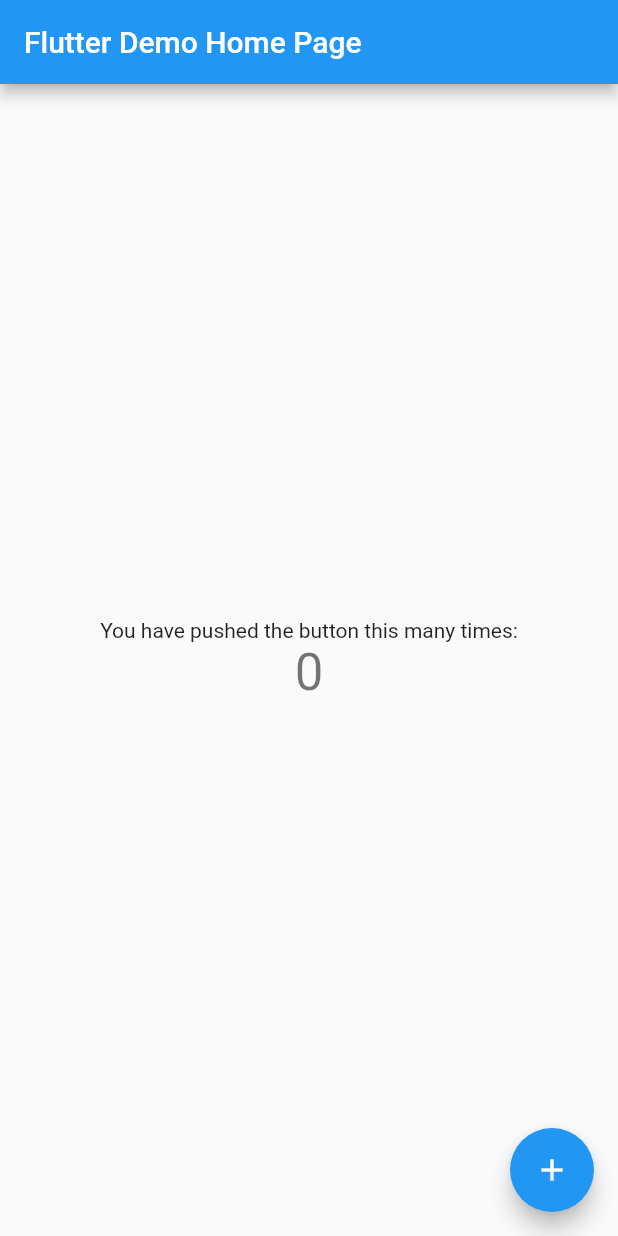
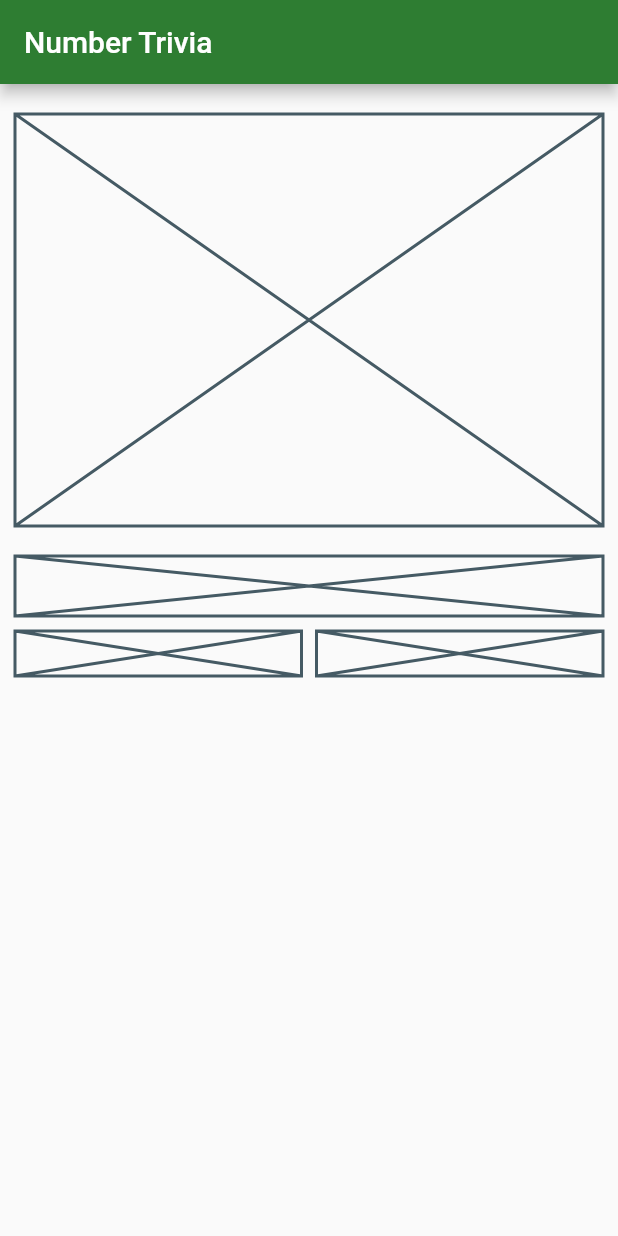
Before and after one commit to ggguille/flutter_number_trivia_app, a Flutter app: the screen it shows after launch, on a phone screen of 412 x 824 dp. Run offline on Flutter 3.47's test engine with Material 2 defaults, Android fonts, the phone set to English and light mode, and no system bars; our stand-ins replace dartz, data_connection_checker, equatable, flutter_bloc, get_it, shared_preferences.

Commit message:
Building Out the Content

```diff
--- a/lib/features/number_trivia/presentation/bloc/bloc.dart
+++ b/lib/features/number_trivia/presentation/bloc/bloc.dart
@@ -0,0 +1,3 @@
+export 'number_trivia_bloc.dart';
+export 'number_trivia_event.dart';
+export 'number_trivia_state.dart';
--- /dev/null
+++ b/lib/features/number_trivia/presentation/pages/number_trivia_page.dart
@@ -0,0 +1,61 @@
+import 'package:flutter/material.dart';
+import 'package:flutter_bloc/flutter_bloc.dart';
+import 'package:flutter_number_trivia_app/features/number_trivia/presentation/bloc/bloc.dart';
+import 'package:flutter_number_trivia_app/injection_container.dart';
+
+class NumberTriviaPage extends StatelessWidget {
+  @override
+  Widget build(BuildContext context) {
+    return Scaffold(
+      appBar: AppBar(
+        title: Text('Number Trivia'),
+      ),
+      body: buildBody(context),
+    );
+  }
+}
+
+BlocProvider<NumberTriviaBloc> buildBody(BuildContext context) {
+  return BlocProvider(
+      create: (_) => sl<NumberTriviaBloc>(),
+      child: Center(
+        child: Padding(
+          padding: const EdgeInsets.all(10),
+          child: Column(
+            children: <Widget>[
+              SizedBox(height: 10),
+              // Top half
+              Container(
+                // Third of the size of the screen
+                height: MediaQuery.of(context).size.height / 3,
+                // Message Text widgets / CircularLoadingIndicator
+                child: Placeholder(),
+              ),
+              SizedBox(height: 20),
+              // Bottom half
+              Column(
+                children: <Widget>[
+                  // TextField
+                  Placeholder(fallbackHeight: 40),
+                  SizedBox(height: 10),
+                  Row(
+                    children: <Widget>[
+                      Expanded(
+                        // Search concrete button
+                        child: Placeholder(fallbackHeight: 30),
+                      ),
+                      SizedBox(width: 10),
+                      Expanded(
+                        // Random button
+                        child: Placeholder(fallbackHeight: 30),
+                      )
+                    ],
+                  )
+                ],
+              )
+            ],
+          ),
+        ),
+      )
+  );
+}
--- a/lib/injection_container.dart
+++ b/lib/injection_container.dart
@@ -6,7 +6,7 @@ import 'package:flutter_number_trivia_app/features/number_trivia/data/datasource
 import 'package:flutter_number_trivia_app/features/number_trivia/data/datasources/number_trivia_remote_data_source.dart';
 import 'package:flutter_number_trivia_app/features/number_trivia/data/repositories/number_trivia_repository_impl.dart';
 import 'package:flutter_number_trivia_app/features/number_trivia/domain/repositories/number_trivia_repository.dart';
-import 'package:flutter_number_trivia_app/features/number_trivia/presentation/bloc/number_trivia_bloc.dart';
+import 'package:flutter_number_trivia_app/features/number_trivia/presentation/bloc/bloc.dart';
 import 'package:flutter_number_trivia_app/features/number_trivia/presentation/bloc/number_trivia_event.dart';
 import 'package:get_it/get_it.dart';
 import 'package:shared_preferences/shared_preferences.dart';
--- a/lib/main.dart
+++ b/lib/main.dart
@@ -1,4 +1,5 @@
 import 'package:flutter/material.dart';
+import 'package:flutter_number_trivia_app/features/number_trivia/presentation/pages/number_trivia_page.dart';
 import 'injection_container.dart' as di;
 
 void main() async {
@@ -11,109 +12,12 @@ class MyApp extends StatelessWidget {
   @override
   Widget build(BuildContext context) {
     return MaterialApp(
-      title: 'Flutter Demo',
+      title: 'Number Trivia',
       theme: ThemeData(
-        // This is the theme of your application.
-        //
-        // Try running your application with "flutter run". You'll see the
-        // application has a blue toolbar. Then, without quitting the app, try
-        // changing the primarySwatch below to Colors.green and then invoke
-        // "hot reload" (press "r" in the console where you ran "flutter run",
-        // or simply save your changes to "hot reload" in a Flutter IDE).
-        // Notice that the counter didn't reset back to zero; the application
-        // is not restarted.
-        primarySwatch: Colors.blue,
-        // This makes the visual density adapt to the platform that you run
-        // the app on. For desktop platforms, the controls will be smaller and
-        // closer together (more dense) than on mobile platforms.
-        visualDensity: VisualDensity.adaptivePlatformDensity,
+        primaryColor: Colors.green.shade800,
+        accentColor: Colors.green.shade600,
       ),
-      home: MyHomePage(title: 'Flutter Demo Home Page'),
+      home: NumberTriviaPage(),
     );
   }
 }
-
-class MyHomePage extends StatefulWidget {
-  MyHomePage({Key key, this.title}) : super(key: key);
-
-  // This widget is the home page of your application. It is stateful, meaning
-  // that it has a State object (defined below) that contains fields that affect
-  // how it looks.
-
-  // This class is the configuration for the state. It holds the values (in this
-  // case the title) provided by the parent (in this case the App widget) and
-  // used by the build method of the State. Fields in a Widget subclass are
-  // always marked "final".
-
-  final String title;
-
-  @override
-  _MyHomePageState createState() => _MyHomePageState();
-}
-
-class _MyHomePageState extends State<MyHomePage> {
-  int _counter = 0;
-
-  void _incrementCounter() {
-    setState(() {
-      // This call to setState tells the Flutter framework that something has
-      // changed in this State, which causes it to rerun the build method below
-      // so that the display can reflect the updated values. If we changed
-      // _counter without calling setState(), then the build method would not be
-      // called again, and so nothing would appear to happen.
-      _counter++;
-    });
-  }
-
-  @override
-  Widget build(BuildContext context) {
-    // This method is rerun every time setState is called, for instance as done
-    // by the _incrementCounter method above.
-    //
-    // The Flutter framework has been optimized to make rerunning build methods
-    // fast, so that you can just rebuild anything that needs updating rather
-    // than having to individually change instances of widgets.
-    return Scaffold(
-      appBar: AppBar(
-        // Here we take the value from the MyHomePage object that was created by
-        // the App.build method, and use it to set our appbar title.
-        title: Text(widget.title),
-      ),
-      body: Center(
-        // Center is a layout widget. It takes a single child and positions it
-        // in the middle of the parent.
-        child: Column(
-          // Column is also a layout widget. It takes a list of children and
-          // arranges them vertically. By default, it sizes itself to fit its
-          // children horizontally, and tries to be as tall as its parent.
-          //
-          // Invoke "debug painting" (press "p" in the console, choose the
-          // "Toggle Debug Paint" action from the Flutter Inspector in Android
-          // Studio, or the "Toggle Debug Paint" command in Visual Studio Code)
-          // to see the wireframe for each widget.
-          //
-          // Column has various properties to control how it sizes itself and
-          // how it positions its children. Here we use mainAxisAlignment to
-          // center the children vertically; the main axis here is the vertical
-          // axis because Columns are vertical (the cross axis would be
-          // horizontal).
-          mainAxisAlignment: MainAxisAlignment.center,
-          children: <Widget>[
-            Text(
-              'You have pushed the button this many times:',
-            ),
-            Text(
-              '$_counter',
-              style: Theme.of(context).textTheme.headline4,
-            ),
-          ],
-        ),
-      ),
-      floatingActionButton: FloatingActionButton(
-        onPressed: _incrementCounter,
-        tooltip: 'Increment',
-        child: Icon(Icons.add),
-      ), // This trailing comma makes auto-formatting nicer for build methods.
-    );
-  }
-}
```
Also changed, not shown: 1 other file.
